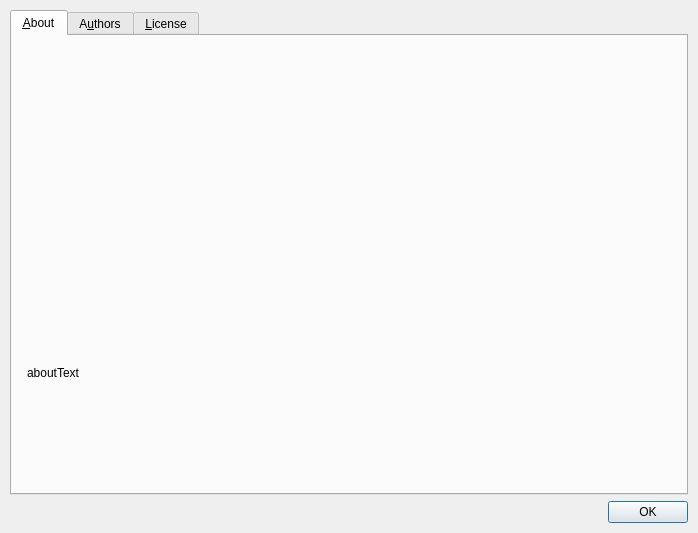
Above: src/mainwindow/aboutdialog.ui from MUME/MMapper before the change. Below: the same form after it.
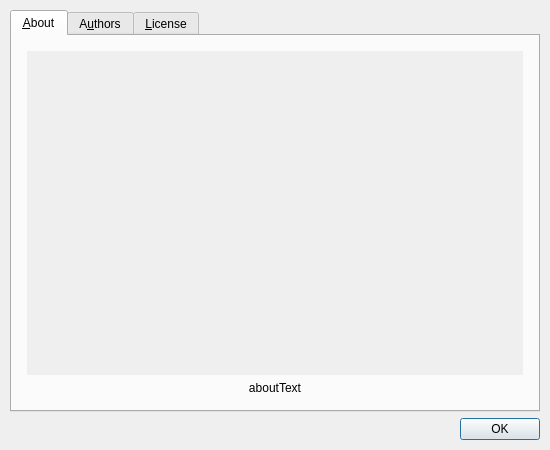
That is the form after the change. Icons and pictures are not drawn.

Commit message: Clean up about dialog

```diff
--- a/src/mainwindow/aboutdialog.ui
+++ b/src/mainwindow/aboutdialog.ui
@@ -6,16 +6,10 @@
    <rect>
     <x>0</x>
     <y>0</y>
-    <width>698</width>
-    <height>533</height>
+    <width>550</width>
+    <height>450</height>
    </rect>
   </property>
-  <property name="minimumSize">
-   <size>
-    <width>486</width>
-    <height>466</height>
-   </size>
-  </property>
   <property name="windowTitle">
    <string>About MMapper</string>
   </property>
@@ -61,16 +55,53 @@
         <number>15</number>
        </property>
        <item>
-        <widget class="QLabel" name="pixmapLabel">
-         <property name="text">
-          <string/>
+        <widget class="QScrollArea" name="scrollArea">
+         <property name="frameShape">
+          <enum>QFrame::NoFrame</enum>
          </property>
-         <property name="pixmap">
-          <pixmap resource="../resources/mmapper2.qrc">:/pixmaps/splash.png</pixmap>
+         <property name="widgetResizable">
+          <bool>true</bool>
          </property>
-         <property name="alignment">
-          <set>Qt::AlignCenter</set>
-         </property>
+         <widget class="QWidget" name="scrollAreaWidgetContents">
+          <property name="geometry">
+           <rect>
+            <x>0</x>
+            <y>0</y>
+            <width>494</width>
+            <height>329</height>
+           </rect>
+          </property>
+          <layout class="QVBoxLayout" name="verticalLayout">
+           <property name="leftMargin">
+            <number>0</number>
+           </property>
+           <property name="topMargin">
+            <number>0</number>
+           </property>
+           <property name="rightMargin">
+            <number>0</number>
+           </property>
+           <property name="bottomMargin">
+            <number>0</number>
+           </property>
+           <item>
+            <widget class="QLabel" name="pixmapLabel">
+             <property name="minimumSize">
+              <size>
+               <width>457</width>
+               <height>320</height>
+              </size>
+             </property>
+             <property name="text">
+              <string/>
+             </property>
+             <property name="alignment">
+              <set>Qt::AlignCenter</set>
+             </property>
+            </widget>
+           </item>
+          </layout>
+         </widget>
         </widget>
        </item>
        <item>
@@ -78,6 +109,15 @@
          <property name="text">
           <string>aboutText</string>
          </property>
+         <property name="textFormat">
+          <enum>Qt::RichText</enum>
+         </property>
+         <property name="alignment">
+          <set>Qt::AlignCenter</set>
+         </property>
+         <property name="textInteractionFlags">
+          <set>Qt::TextBrowserInteraction</set>
+         </property>
         </widget>
        </item>
       </layout>
```
Left out of the diff: 16 changed lines with no effect on the pictures. The commit also changes 1 other file.
